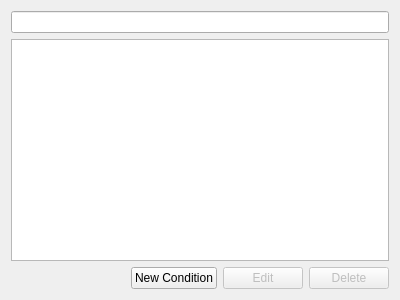
KDE/simon, file simon/src/simoncontextui/contextdialog.ui: the form before one commit.
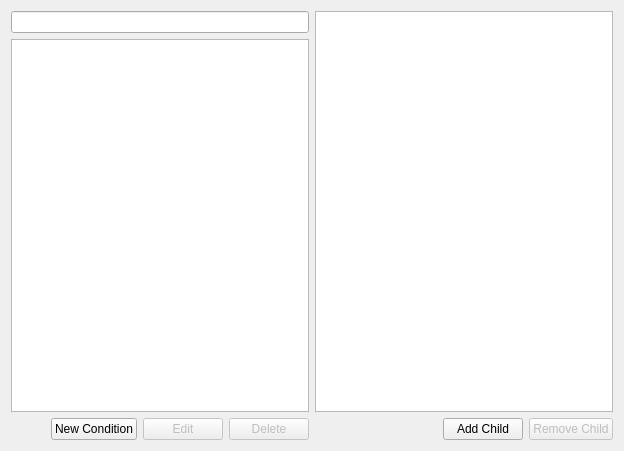
The form after the commit. Custom widgets are drawn as their Qt base class.

Commit message: >Added ScenarioTreeModel class as a model for child scenario displays in a QTreeView >Added child scenario related functions to Scenario and ScenarioManager >Added a QTreeView child scenario display to ContextViewPrivate that uses the selected scenario for its model

Diff of the .ui file:
```diff
--- a/simon/src/simoncontextui/contextdialog.ui
+++ b/simon/src/simoncontextui/contextdialog.ui
@@ -6,14 +6,18 @@
    <rect>
     <x>0</x>
     <y>0</y>
-    <width>400</width>
-    <height>300</height>
+    <width>624</width>
+    <height>451</height>
    </rect>
   </property>
   <property name="windowTitle">
    <string>Form</string>
   </property>
-  <layout class="QVBoxLayout" name="verticalLayout">
+  <layout class="QVBoxLayout" name="verticalLayout_3">
+   <item>
+    <layout class="QHBoxLayout" name="horizontalLayout_3">
+     <item>
+      <layout class="QVBoxLayout" name="verticalLayout_2">
    <item>
     <widget class="KLineEdit" name="leConditionsFilter">
      <property name="inputMask">
@@ -81,6 +85,51 @@
         <string>Delete</string>
        </property>
       </widget>
+         </item>
+        </layout>
+       </item>
+      </layout>
+     </item>
+     <item>
+      <layout class="QVBoxLayout" name="verticalLayout">
+       <item>
+        <widget class="QTreeView" name="tvChildScenarios"/>
+       </item>
+       <item>
+        <layout class="QHBoxLayout" name="horizontalLayout_2">
+         <item>
+          <spacer name="horizontalSpacer_2">
+           <property name="orientation">
+            <enum>Qt::Horizontal</enum>
+           </property>
+           <property name="sizeHint" stdset="0">
+            <size>
+             <width>40</width>
+             <height>20</height>
+            </size>
+           </property>
+          </spacer>
+         </item>
+         <item>
+          <widget class="QPushButton" name="pbAddChild">
+           <property name="text">
+            <string>Add Child</string>
+           </property>
+          </widget>
+         </item>
+         <item>
+          <widget class="QPushButton" name="pbRemoveChild">
+           <property name="enabled">
+            <bool>false</bool>
+           </property>
+           <property name="text">
+            <string>Remove Child</string>
+           </property>
+          </widget>
+         </item>
+        </layout>
+       </item>
+      </layout>
      </item>
     </layout>
    </item>
```
Lines whose indentation alone changed are shown as unchanged. The commit also changes 8 other files.
